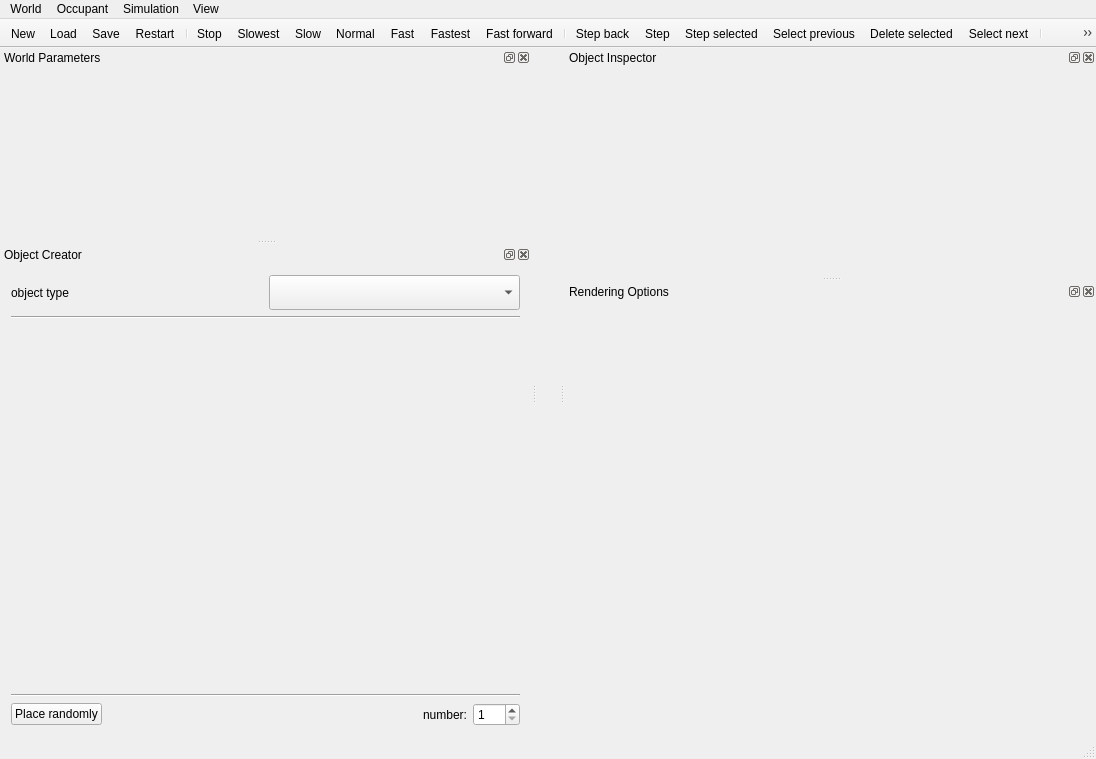
The window that gui/mainwindow.ui (taliesinb/floatworld) describes before a commit, drawn with Qt 5.
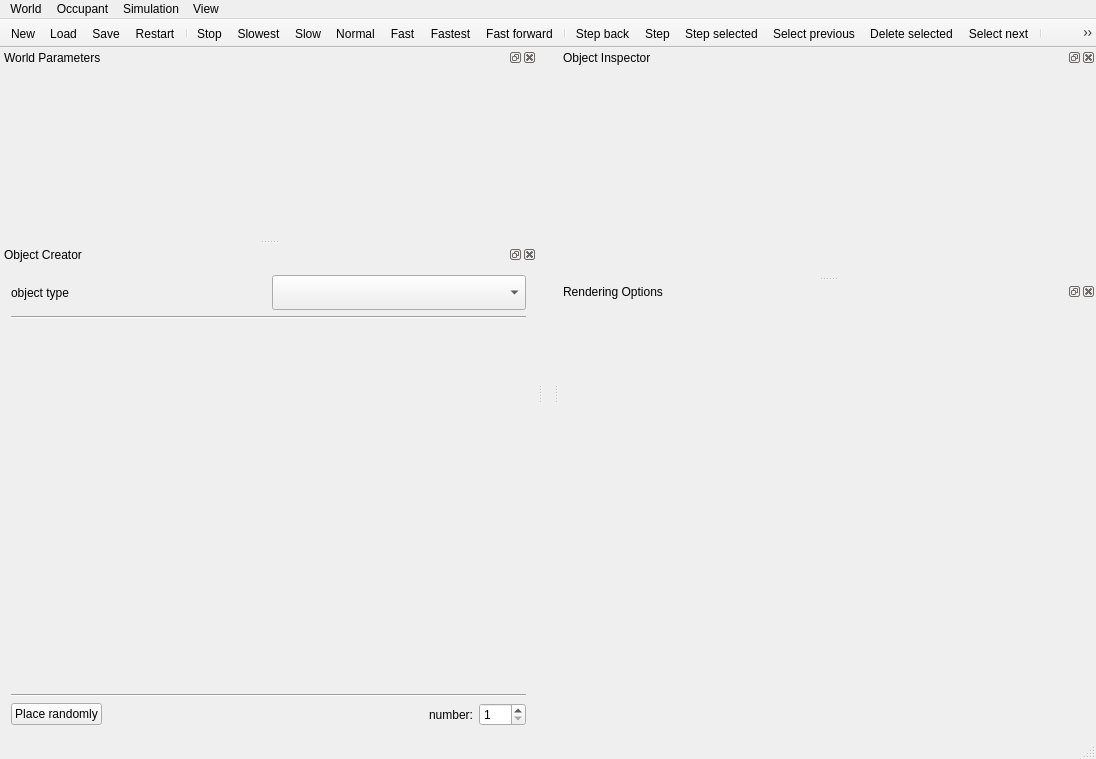
The same window after the commit. Icons and pictures are not drawn. Custom widgets are drawn as their Qt base class.

Commit message: QWorld can now expand past its original size when zoomed in.

Diff of the .ui file:
```diff
--- a/gui/mainwindow.ui
+++ b/gui/mainwindow.ui
@@ -51,6 +51,15 @@
     </sizepolicy>
    </property>
    <layout class="QGridLayout" name="gridLayout">
+    <property name="leftMargin">
+     <number>5</number>
+    </property>
+    <property name="topMargin">
+     <number>5</number>
+    </property>
+    <property name="rightMargin">
+     <number>5</number>
+    </property>
     <item row="0" column="0">
      <widget class="QWorld" name="qworld" native="true"/>
     </item>
```
The commit also changes 1 other file.
